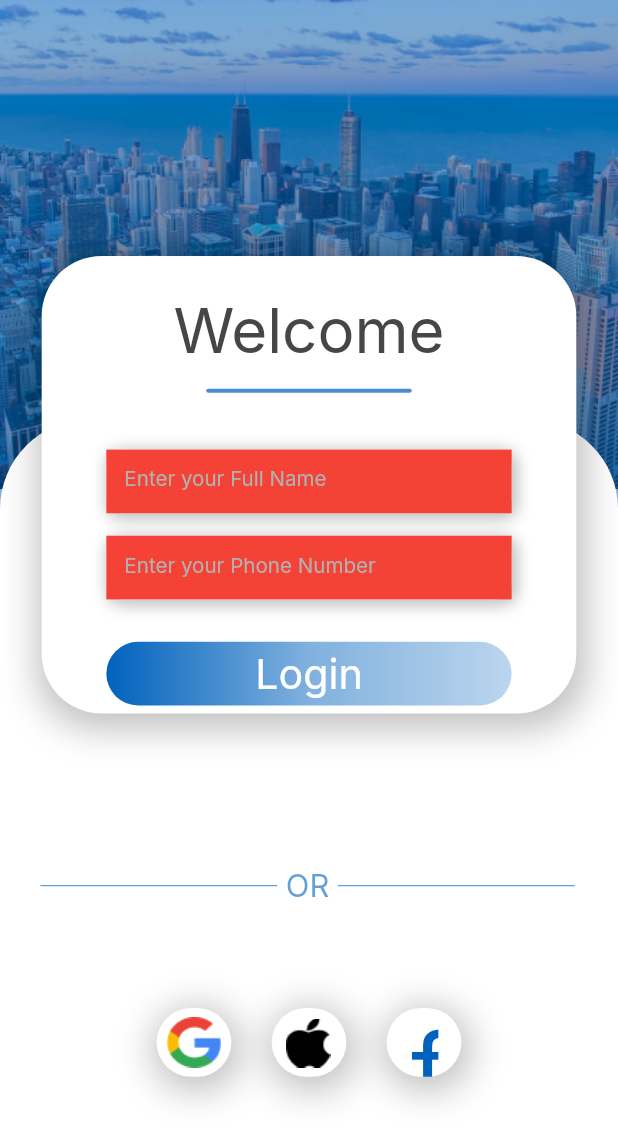
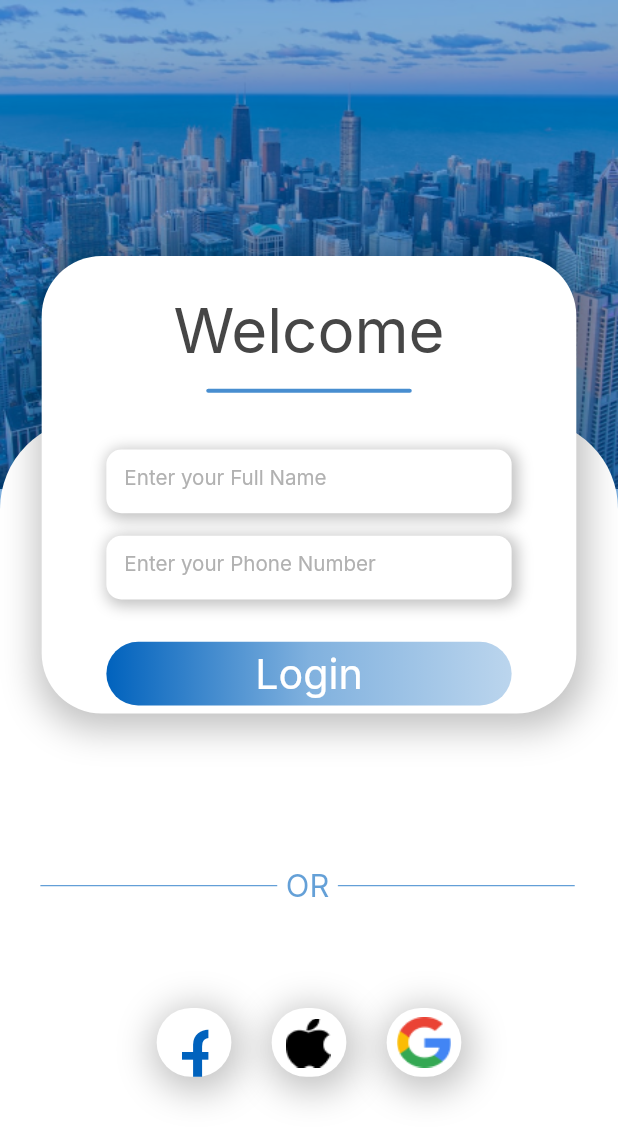
Before and after one commit to Basel85/magdsoft_task, a Flutter app: the screen it shows after launch, on a phone screen of 412 x 824 dp. Shown: the top 1142 px of the screen. Run offline on Flutter 3.47's test engine with Material 2 defaults, Android fonts, the phone set to English and light mode, and no system bars; our stand-ins replace bloc, flutter_bloc, flutter_translate, fluttertoast, shared_preferences, sizer; accounts and stored records are empty; Roboto replaces fonts that are missing (Inter).

```diff
--- a/lib/main.dart
+++ b/lib/main.dart
@@ -14,7 +14,6 @@ import 'package:sizer/sizer.dart';
 
 import 'data/data_providers/local/cache_helper.dart';
 
-
 late LocalizationDelegate delegate;
 
 Future<void> main() async {
@@ -22,14 +21,14 @@ Future<void> main() async {
   BlocOverrides.runZoned(
     () async {
       // DioHelper.init();
-      await CacheHelper.init();
-      final locale =
-          CacheHelper.getDataFromSharedPreference(key: 'language') ?? "ar";
-      delegate = await LocalizationDelegate.create(
-        fallbackLocale: locale,
-        supportedLocales: ['ar', 'en'],
-      );
-      await delegate.changeLocale(Locale(locale));
+      // await CacheHelper.init();
+      // final locale =
+      //     CacheHelper.getDataFromSharedPreference(key: 'language') ?? "ar";
+      // delegate = await LocalizationDelegate.create(
+      //   fallbackLocale: locale,
+      //   supportedLocales: ['ar', 'en'],
+      // );
+      // await delegate.changeLocale(Locale(locale));
       runApp(MyApp(
         appRouter: AppRouter(),
       ));
@@ -54,17 +53,17 @@ class _MyAppState extends State<MyApp> {
   @override
   void initState() {
     super.initState();
-    Intl.defaultLocale = delegate.currentLocale.languageCode;
+    // Intl.defaultLocale = delegate.currentLocale.languageCode;
 
-    delegate.onLocaleChanged = (Locale value) async {
-      try {
-        setState(() {
-          Intl.defaultLocale = value.languageCode;
-        });
-      } catch (e) {
-        showToast(e.toString());
-      }
-    };
+    // delegate.onLocaleChanged = (Locale value) async {
+    //   try {
+    //     setState(() {
+    //       Intl.defaultLocale = value.languageCode;
+    //     });
+    //   } catch (e) {
+    //     showToast(e.toString());
+    //   }
+    // };
   }
 
   @override
@@ -83,21 +82,19 @@ class _MyAppState extends State<MyApp> {
         builder: (context, state) {
           return Sizer(
             builder: (context, orientation, deviceType) {
-              return LocalizedApp(
-                delegate,
-                LayoutBuilder(builder: (context, constraints) {
+              return LayoutBuilder(builder: (context, constraints) {
                 return MaterialApp(
                   debugShowCheckedModeBanner: false,
                   title: 'Werash',
-                    localizationsDelegates: [
-                      GlobalCupertinoLocalizations.delegate,
-                      DefaultCupertinoLocalizations.delegate,
-                      GlobalMaterialLocalizations.delegate,
-                      GlobalWidgetsLocalizations.delegate,
-                      delegate,
-                    ],
-                    locale: delegate.currentLocale,
-                    supportedLocales: delegate.supportedLocales,
+                  // localizationsDelegates: [
+                  //   GlobalCupertinoLocalizations.delegate,
+                  //   DefaultCupertinoLocalizations.delegate,
+                  //   GlobalMaterialLocalizations.delegate,
+                  //   GlobalWidgetsLocalizations.delegate,
+                  //   delegate,
+                  // ],
+                  // locale: delegate.currentLocale,
+                  // supportedLocales: delegate.supportedLocales,
                   onGenerateRoute: widget.appRouter.onGenerateRoute,
                   theme: ThemeData(
                     fontFamily: 'cairo',
@@ -111,8 +108,7 @@ class _MyAppState extends State<MyApp> {
                     ),
                   ),
                 );
-                }),
-              );
+              });
             },
           );
         },
--- a/lib/presentation/router/app_router.dart
+++ b/lib/presentation/router/app_router.dart
@@ -1,5 +1,6 @@
 import 'package:flutter/material.dart';
 import 'package:magdsoft_task/presentation/screens/user/login_screen.dart';
+import 'package:magdsoft_task/presentation/screens/user/verify_screen.dart';
 import '../screens/shared/splash_screen.dart';
 
 class AppRouter {
@@ -9,6 +10,9 @@ class AppRouter {
         return MaterialPageRoute(builder: (_) => const SplashScreen());
       case '/login':
         return MaterialPageRoute(builder: (_) => const LoginScreen());
+      case '/verify':
+        final args = settings.arguments as Map<String, dynamic>;
+        return MaterialPageRoute(builder: (context) => VerifyScreen(fullname: args['fullname'],phonenumber: args['phonenumber'],));
       default:
         return null;
     }
--- a/lib/presentation/styles/colors.dart
+++ b/lib/presentation/styles/colors.dart
@@ -12,4 +12,6 @@ class AppColor {
   static const Color sixthBlueColor = Color(0xB70062BD);
   static const Color firstGreyColor = Color(0xFFB1B1B1);
   static const Color seventhBlueColor = Color(0x440062BD);
+  static const Color eigthBlueColor = Color(0xD80062BD);
+  static const Color thirdBlackColor = Color(0x000062BD);
 }
--- a/lib/presentation/styles/text_styles.dart
+++ b/lib/presentation/styles/text_styles.dart
@@ -34,11 +34,24 @@ class AppTextStyle {
     fontWeight: FontWeight.w400,
   );
 
-  static TextStyle colorRedfamilyInterWeightw400Size10 = TextStyle(
+  static TextStyle colorRedFamilyInterWeightw400Size10 = TextStyle(
     color: Colors.red,
     fontSize: 10.sp,
     fontFamily: 'Inter',
     fontWeight: FontWeight.w400,
 
   );
+
+  static TextStyle colorWhiteFamilyInterWeightw400Size30 =  TextStyle(
+color: AppColor.white,
+fontSize: 30.sp,
+fontFamily: 'Inter',
+fontWeight: FontWeight.w400,
+);
+  static TextStyle colorSecondBlueFamilyInterWeightw400Size20  = TextStyle(
+color: AppColor.secondBlueColor,
+fontSize: 20.sp,
+fontFamily: 'Inter',
+fontWeight: FontWeight.w400,
+);
 }
--- a/lib/presentation/view/shared/custom_button.dart
+++ b/lib/presentation/view/shared/custom_button.dart
@@ -1,25 +1,23 @@
 import 'package:flutter/material.dart';
-import 'package:magdsoft_task/presentation/responsiveness/size_config.dart';
 import 'package:magdsoft_task/presentation/styles/colors.dart';
 import 'package:magdsoft_task/presentation/styles/text_styles.dart';
-import 'package:sizer/sizer.dart';
 
 class CustomButton extends StatelessWidget {
   final String buttonText;
   final void Function()? onTap;
-  const CustomButton({super.key, required this.buttonText, this.onTap});
-
+  final double width;
+  final double height;
+  const CustomButton({super.key, required this.buttonText, this.onTap, required this.width, required this.height});
 
   @override
   Widget build(BuildContext context) {
     return GestureDetector(
       onTap: onTap,
       child: Container(
-          width: SizeConfig.getPartOfWidth(282).w,
-          height: SizeConfig.getPartOfHeight(48.01).h,
+          width: width,
+          height: height,
           decoration: ShapeDecoration(
             gradient: const LinearGradient(
-
               colors: [
                 AppColor.secondBlueColor,
                 AppColor.thirdBlueColor,
--- a/lib/presentation/view/shared/custom_text_field.dart
+++ b/lib/presentation/view/shared/custom_text_field.dart
@@ -28,8 +28,6 @@ class CustomTextField extends StatelessWidget {
           )
         ],
       ),
-      child: Container(
-        color: Colors.red,
       child: TextFormField(
         controller: controller,
         validator: (value) {
@@ -42,12 +40,11 @@ class CustomTextField extends StatelessWidget {
         textAlign: TextAlign.start,
           decoration: InputDecoration(
         hintText: hintText,
-          errorStyle: AppTextStyle.colorRedfamilyInterWeightw400Size10,
+        errorStyle: AppTextStyle.colorRedFamilyInterWeightw400Size10,
         hintStyle: AppTextStyle.familyInterWeightw400Size10,
         hintTextDirection: TextDirection.ltr,
         border: const OutlineInputBorder(borderSide: BorderSide.none),
       )),
-      ),
     );
   }
 }
```
Also changed, not shown: lib/presentation/screens/user/verify_screen.dart (added, +111 -0 lines), lib/presentation/view/login_screen/login_screen_card.dart (+11 -3 lines), lib/presentation/view/verify_screen/otp_field.dart (added, +57 -0 lines). Lines whose indentation alone changed are shown as unchanged.
